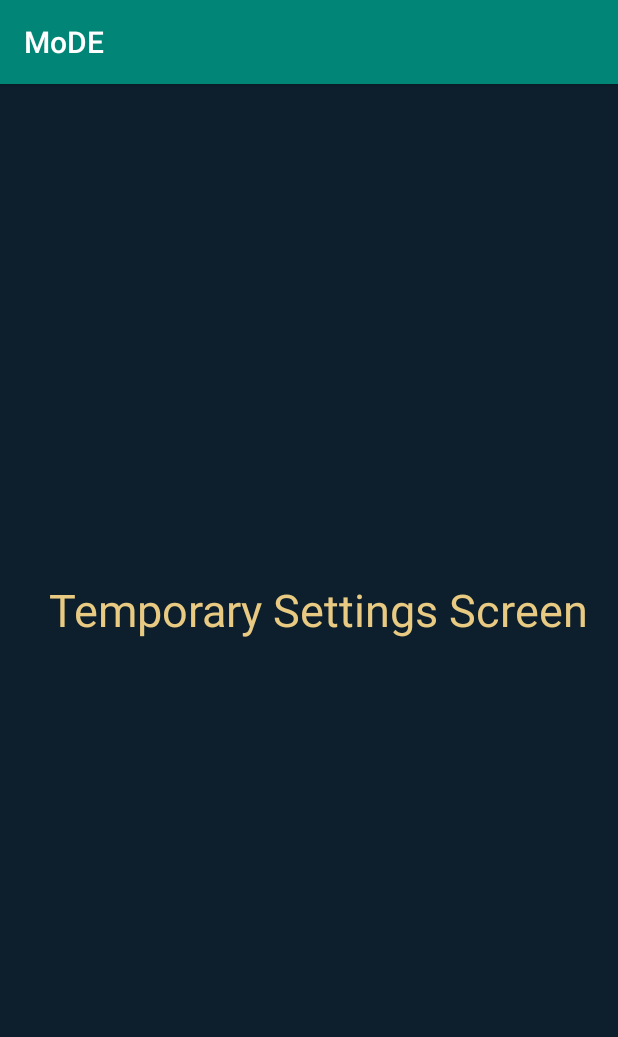
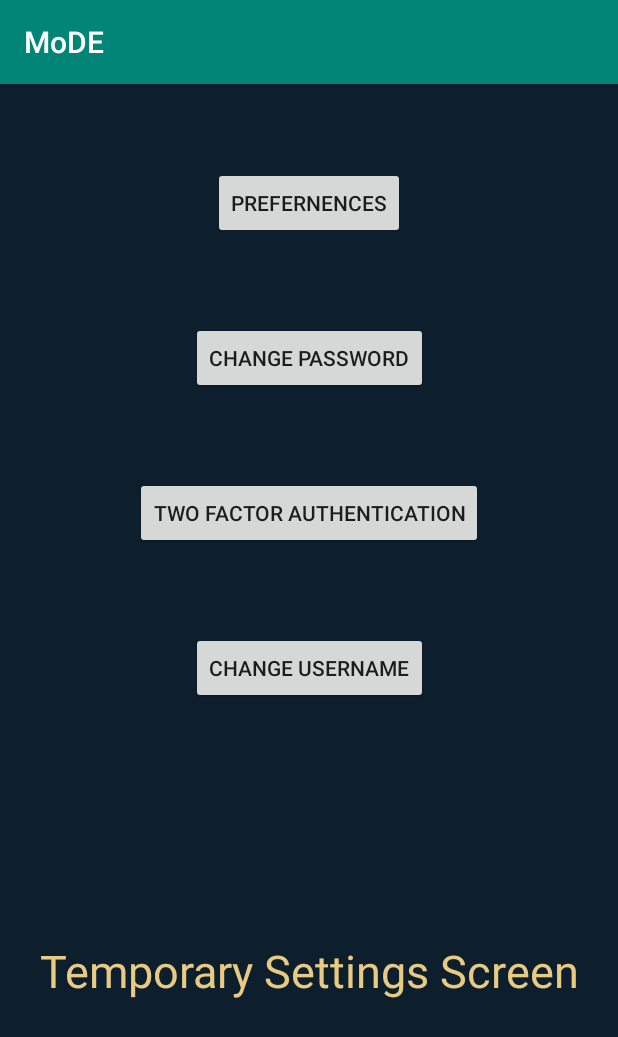
Before and after one commit to what-will-we-do-now/android-ide, an Android app: the SettingsScreen screen opened directly, with no data from a screen before it, on a phone screen of 412 x 824 dp. Shown: the top 1037 px of the screen. Run offline under Robolectric (Android 15) with nearby library versions, the phone set to English and light mode, and no system bars.

Commit message:
Created the update password visual and background with the background to be chnged with addition of DB also created visual for settings and for change username

```diff
--- a/app/src/main/AndroidManifest.xml
+++ b/app/src/main/AndroidManifest.xml
@@ -13,6 +13,7 @@
         <activity android:name=".QRScreen"></activity>
         <activity android:name=".SettingsScreen"></activity>
         <activity android:name=".GitHubScreen"></activity>
+        <activity android:name="ChangePassword"></activity>
         <activity
             android:name=".HomeScreenActivity"
             android:parentActivityName=".LoginActivity">
--- a/app/src/main/res/layout/activity_settings_screen.xml
+++ b/app/src/main/res/layout/activity_settings_screen.xml
@@ -12,16 +12,52 @@
         android:id="@+id/textView4"
         android:layout_width="wrap_content"
         android:layout_height="wrap_content"
-        android:layout_marginStart="24dp"
-        android:layout_marginTop="247dp"
-        android:layout_marginEnd="12dp"
-        android:layout_marginBottom="315dp"
         android:text="Temporary Settings Screen"
         android:textColor="#E8CA82"
         android:textSize="30sp"
         app:layout_constraintBottom_toBottomOf="parent"
         app:layout_constraintEnd_toEndOf="parent"
-        app:layout_constraintHorizontal_bias="0.5"
+        app:layout_constraintStart_toStartOf="parent"
+        app:layout_constraintTop_toBottomOf="@+id/btnChangeUsername" />
+
+    <Button
+        android:id="@+id/btnChangePassword"
+        android:layout_width="wrap_content"
+        android:layout_height="wrap_content"
+        android:layout_marginTop="55dp"
+        android:onClick="openChangePassword"
+        android:text="Change Password"
+        app:layout_constraintEnd_toEndOf="parent"
+        app:layout_constraintStart_toStartOf="parent"
+        app:layout_constraintTop_toBottomOf="@+id/btnPrefernences" />
+
+    <Button
+        android:id="@+id/btnPrefernences"
+        android:layout_width="wrap_content"
+        android:layout_height="wrap_content"
+        android:layout_marginTop="55dp"
+        android:text="Prefernences"
+        app:layout_constraintEnd_toEndOf="parent"
         app:layout_constraintStart_toStartOf="parent"
         app:layout_constraintTop_toTopOf="parent" />
+
+    <Button
+        android:id="@+id/btnTwoFactorAuthentication"
+        android:layout_width="wrap_content"
+        android:layout_height="wrap_content"
+        android:layout_marginTop="55dp"
+        android:text="Two Factor Authentication"
+        app:layout_constraintEnd_toEndOf="parent"
+        app:layout_constraintStart_toStartOf="parent"
+        app:layout_constraintTop_toBottomOf="@+id/btnChangePassword" />
+
+    <Button
+        android:id="@+id/btnChangeUsername"
+        android:layout_width="wrap_content"
+        android:layout_height="wrap_content"
+        android:layout_marginTop="55dp"
+        android:text="Change Username"
+        app:layout_constraintEnd_toEndOf="parent"
+        app:layout_constraintStart_toStartOf="parent"
+        app:layout_constraintTop_toBottomOf="@+id/btnTwoFactorAuthentication" />
 </androidx.constraintlayout.widget.ConstraintLayout>
--- a/app/src/main/res/values/colors.xml
+++ b/app/src/main/res/values/colors.xml
@@ -2,7 +2,7 @@
 <resources>
     <color name="colorPrimary">#008577</color>
     <color name="colorPrimaryDark">#00574B</color>
-    <color name="colorAccent">#D81B60</color>
+    <color name="colorAccent">#E9105F</color>
 
     <color name="black_overlay">#66000000</color>
 
```
Also changed, not shown: app/src/main/java/uk/ac/tees/v8036651/mode/ChangePassword.java (added, +44 -0 lines), app/src/main/java/uk/ac/tees/v8036651/mode/LoginActivity.java (+20 -1 lines), app/src/main/java/uk/ac/tees/v8036651/mode/SettingsScreen.java (+7 -0 lines), app/src/main/res/layout/change_password.xml (added, +138 -0 lines), app/src/main/res/layout/change_username.xml (added, +137 -0 lines).
